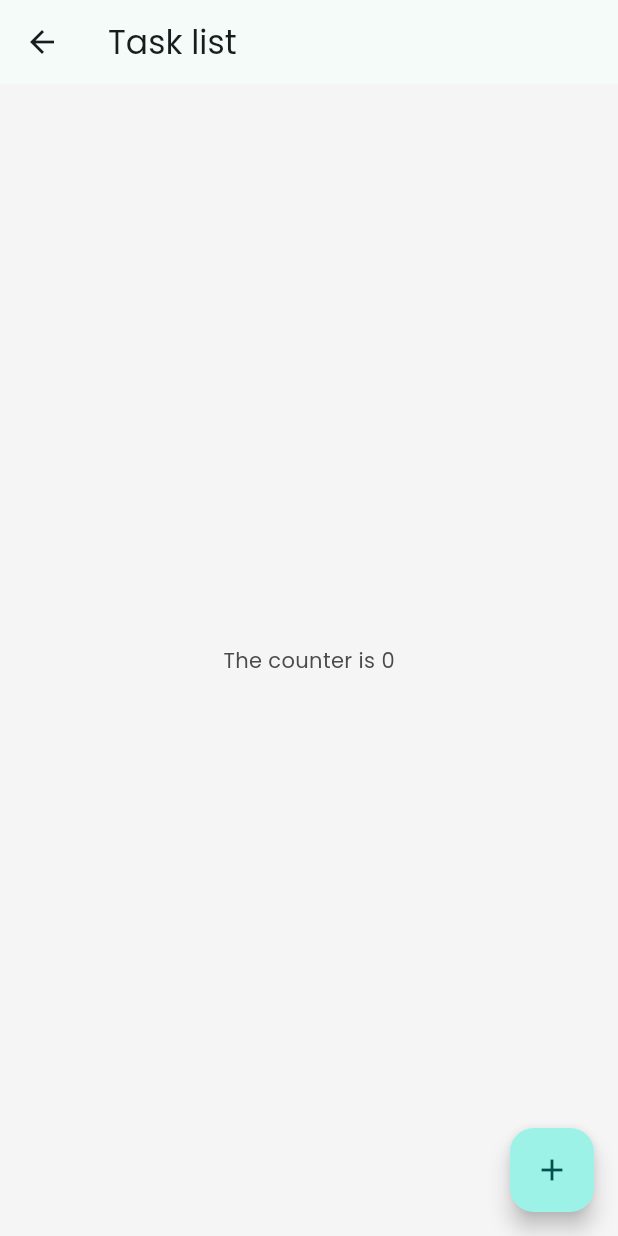
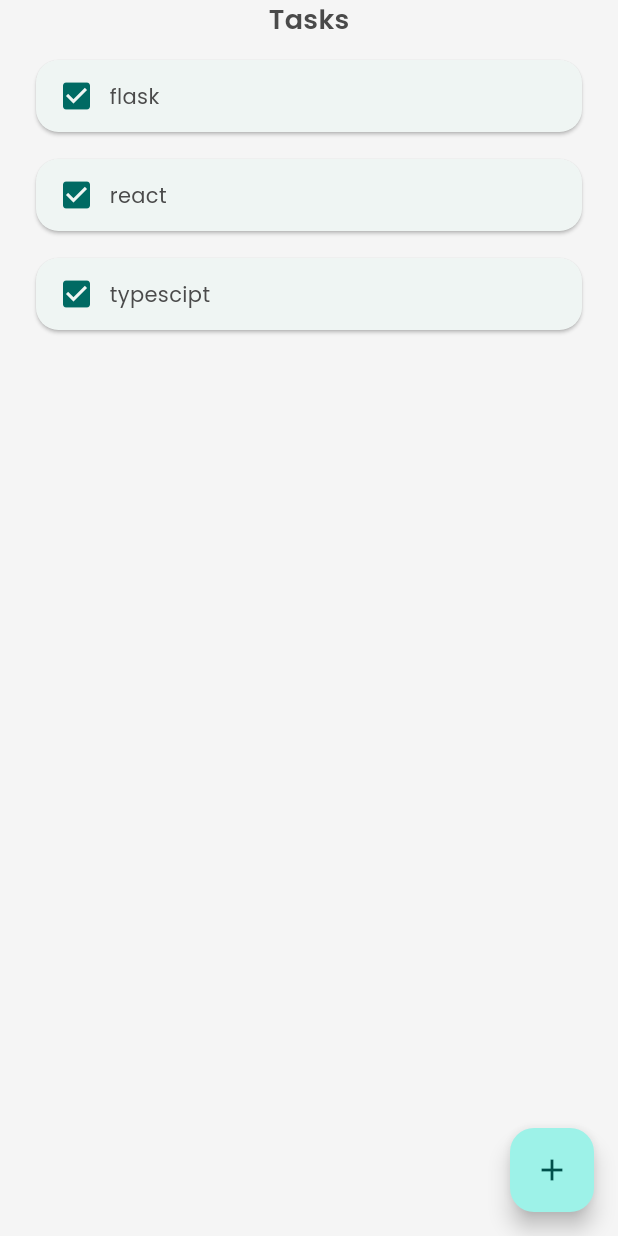
Before and after one commit to javiergomezve/todo_flutter, a Flutter app: the screen it shows after launch, after a tap on an icon or button, on a phone screen of 412 x 824 dp. Run offline on Flutter 3.47's test engine with Material 3 defaults, Android fonts, the phone set to English and light mode, and no system bars.

```diff
--- /dev/null
+++ b/lib/app/model/task.dart
@@ -0,0 +1,6 @@
+class Task {
+  Task(this.title, {this.done = false});
+
+  final String title;
+  bool done;
+}
--- a/lib/app/view/splash/splash_page.dart
+++ b/lib/app/view/splash/splash_page.dart
@@ -11,9 +11,9 @@ class SplashPage extends StatelessWidget {
     return Scaffold(
       body: Column(
         children: [
-          Row(
+          const Row(
             children: [
-              const Shape(),
+               Shape(),
             ],
           ),
           const SizedBox(height: 80),
--- a/lib/app/view/task_list/task_list_page.dart
+++ b/lib/app/view/task_list/task_list_page.dart
@@ -1,4 +1,6 @@
 import 'package:flutter/material.dart';
+import 'package:todo_app/app/model/task.dart';
+import 'package:todo_app/app/widgets/h1.dart';
 
 class TaskListPage extends StatefulWidget {
   const TaskListPage({super.key});
@@ -10,26 +12,80 @@ class TaskListPage extends StatefulWidget {
 class _TaskListPageState extends State<TaskListPage> {
   int count = 0;
 
+  final taskList = <Task>[
+    Task('flask'),
+    Task('react'),
+    Task('typescipt'),
+  ];
+
   @override
   Widget build(BuildContext context) {
     return Scaffold(
-      appBar: AppBar(
-        title: const Text('Task list'),
-        leading: GestureDetector(
-          onTap: () {
-            Navigator.of(context).pop();
-          },
-          child: const Center(child: Icon(Icons.arrow_back)),
+      body: SafeArea(
+        child: Column(
+          children: [
+            const H1('Tasks'),
+            Expanded(
+              child: Padding(
+                padding:
+                    const EdgeInsets.symmetric(vertical: 10, horizontal: 20),
+                child: ListView.separated(
+                  itemCount: taskList.length,
+                  separatorBuilder: (_, __) => const SizedBox(
+                    height: 10,
+                  ),
+                  itemBuilder: (_, index) => _TaskItem(
+                    taskList[index],
+                    onTap: () {
+                      taskList[index].done = !taskList[index].done;
+                      setState(() {});
+                    },
+                  ),
+                ),
+              ),
+            )
+          ],
         ),
       ),
-      body: Center(child: Text('The counter is $count')),
       floatingActionButton: FloatingActionButton(
         onPressed: () {
           count++;
           setState(() {});
         },
-        child: Icon(Icons.add),
+        child: const Icon(Icons.add),
       ),
     );
   }
 }
+
+class _TaskItem extends StatelessWidget {
+  const _TaskItem(this.task, {super.key, this.onTap});
+
+  final Task task;
+  final VoidCallback? onTap;
+
+  @override
+  Widget build(BuildContext context) {
+    return GestureDetector(
+      onTap: onTap,
+      child: Card(
+        shape: RoundedRectangleBorder(borderRadius: BorderRadius.circular(15)),
+        child: Padding(
+          padding: const EdgeInsets.symmetric(vertical: 12, horizontal: 15),
+          child: Row(
+            children: [
+              Icon(
+                task.done ? Icons.check_box_outline_blank : Icons.check_box,
+                color: Theme.of(context).colorScheme.primary,
+              ),
+              const SizedBox(
+                width: 10,
+              ),
+              Text(task.title),
+            ],
+          ),
+        ),
+      ),
+    );
+  }
+}
```
